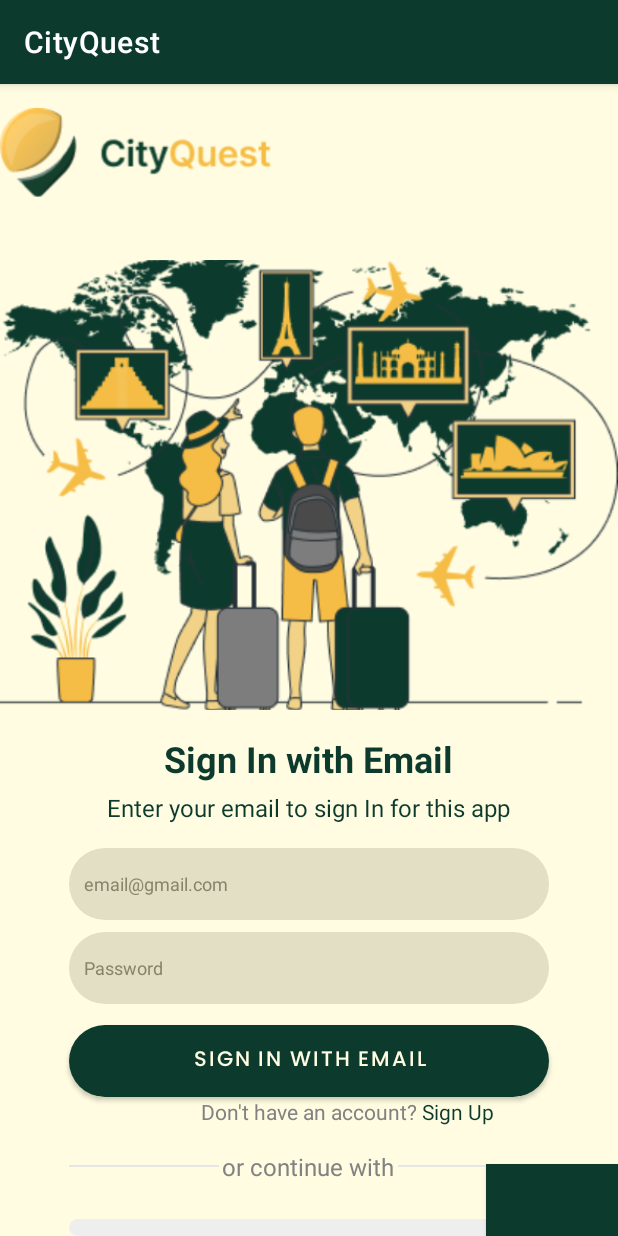
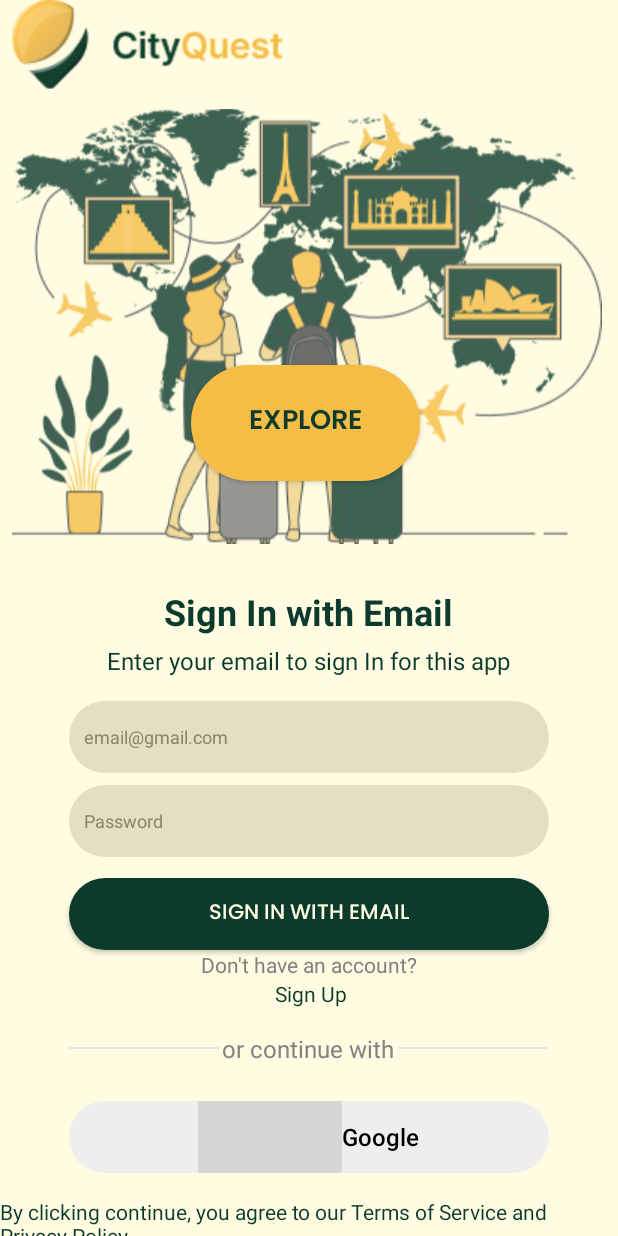
Before and after one commit to ABDULMAJEED7778/CityQuest, an Android app: the screen it shows after launch (SignInActivity), on a phone screen of 412 x 824 dp. Run offline under Robolectric (Android 15) with nearby library versions, the phone set to English and light mode, and no system bars; our stand-ins replace Firebase (no records; nobody signed in at launch, a user with empty details on screens opened directly); grey boxes are pictures that could not be loaded.

Commit message:
fixing signin layout

```diff
--- a/app/src/main/AndroidManifest.xml
+++ b/app/src/main/AndroidManifest.xml
@@ -41,13 +41,15 @@
             android:exported="false" />
         <activity
             android:name=".DestinationActivity"
-            android:exported="false" />
+            android:exported="false"
+            android:theme="@style/Theme.AppCompat.NoActionBar"/>
         <activity
             android:name=".SignUpActivity"
             android:exported="false" />
         <activity
             android:name=".SignInActivity"
-            android:exported="true">
+            android:exported="true"
+            android:theme="@style/Theme.AppCompat.NoActionBar">
             <intent-filter>
                 <action android:name="android.intent.action.MAIN" />
 
--- a/app/src/main/java/com/example/cityquest/DestinationActivity.java
+++ b/app/src/main/java/com/example/cityquest/DestinationActivity.java
@@ -60,7 +60,7 @@ public class DestinationActivity extends AppCompatActivity {
 
         searchET = findViewById(R.id.search_input);
         searchET.setContentDescription("Search for a city or place");
-        skipBtn = findViewById(R.id.skipBtn_dest);
+//        skipBtn = findViewById(R.id.skipBtn_dest);
         mapBtn = findViewById(R.id.mapBtn_dest);
         backBtn = findViewById(R.id.backBtn_dest);
         logOutBtn = findViewById(R.id.logoutBtn_dest);
@@ -70,11 +70,11 @@ public class DestinationActivity extends AppCompatActivity {
 
 
         // Set up buttons' onClick listeners
-        skipBtn.setOnClickListener(v -> {
-            Intent intent = new Intent(DestinationActivity.this, DateRangeActivity.class);
-            startActivity(intent);
-            overridePendingTransition(R.anim.slide_in_right, R.anim.slide_out_left);
-        });
+//        skipBtn.setOnClickListener(v -> {
+//            Intent intent = new Intent(DestinationActivity.this, DateRangeActivity.class);
+//            startActivity(intent);
+//            overridePendingTransition(R.anim.slide_in_right, R.anim.slide_out_left);
+//        });
         mapBtn.setOnClickListener(v -> {
             Intent intent = new Intent(DestinationActivity.this, MapActivity.class);
             startActivity(intent);
--- a/app/src/main/java/com/example/cityquest/MapActivity.java
+++ b/app/src/main/java/com/example/cityquest/MapActivity.java
@@ -7,7 +7,7 @@ import androidx.appcompat.app.AppCompatActivity;
 
 //import com.ola.mapsdk.model.OlaLatLng;
 //import com.ola.mapsdk.model.OlaMarkerOptions;
-//import com.ola.mapsdk.view.OlaMap;
+import com.ola.maps.mapslibrary.viewmodels.OlaMapViewModel;
 //import com.ola.mapsdk.view.OlaMapView;
 //
 //import com.ola.mapsdk.interfaces.OlaMapCallback;
@@ -15,7 +15,7 @@ import androidx.appcompat.app.AppCompatActivity;
 
 public class MapActivity extends AppCompatActivity {
 
-//    OlaMapView mapView;
+    OlaMapViewModel mapView;
 //    OlaMarkerOptions markerOptions;
 
     @Override
@@ -23,30 +23,30 @@ public class MapActivity extends AppCompatActivity {
         super.onCreate(savedInstanceState);
         setContentView(R.layout.activity_map);
 
-        // Initialize the map view
-//        mapView = findViewById(R.id.mapView);
-//
-//
-//        // Set up the map using the API key and callback
-//        mapView.getMap(String.valueOf(R.string.api_key), new OlaMapCallback() {
-//                @Override
-//                public void onMapReady(OlaMap olaMap) {
-//                    // Map is ready to use
-//                }
-//
-//                @Override
-//                public void onMapError(String error) {
-//                    // Handle map error
-//                }
-//            },new MapControlSettings.Builder()
-//                .setCompassEnabled(true)       // Enable compass
-//                .setDoubleTapGesturesEnabled(true) // Enable double tap gestures
-//                .setRotateGesturesEnabled(true) // Enable rotate gestures
-//                .setScrollGesturesEnabled(true) // Enable scroll gestures
-//                .setTiltGesturesEnabled(true)   // Enable tilt gestures
-//                .setZoomGesturesEnabled(true)   // Enable zoom gestures
-//                .build()
-//        );
+//         Initialize the map view
+        mapView = findViewById(R.id.mapView);
+
+
+        // Set up the map using the API key and callback
+        mapView.getMap(String.valueOf(R.string.api_key), new OlaMapCallback() {
+                @Override
+                public void onMapReady(OlaMap olaMap) {
+                    // Map is ready to use
+                }
+
+                @Override
+                public void onMapError(String error) {
+                    // Handle map error
+                }
+            },new MapControlSettings.Builder()
+                .setCompassEnabled(true)       // Enable compass
+                .setDoubleTapGesturesEnabled(true) // Enable double tap gestures
+                .setRotateGesturesEnabled(true) // Enable rotate gestures
+                .setScrollGesturesEnabled(true) // Enable scroll gestures
+                .setTiltGesturesEnabled(true)   // Enable tilt gestures
+                .setZoomGesturesEnabled(true)   // Enable zoom gestures
+                .build()
+        );
 //         markerOptions = new OlaMarkerOptions.Builder()
 //                 .setMarkerId("marker1")
 //                .setPosition(new OlaLatLng(18.52145653681468, 73.93178277572254,18.52145653681468))
--- a/app/src/main/java/com/example/cityquest/SignInActivity.java
+++ b/app/src/main/java/com/example/cityquest/SignInActivity.java
@@ -1,14 +1,11 @@
 package com.example.cityquest;
 
-import android.app.ProgressDialog;
 import android.content.Intent;
-import android.graphics.Paint;
 import android.os.Bundle;
 import android.text.TextUtils;
 import android.view.View;
 import android.widget.Button;
 import android.widget.EditText;
-import android.widget.ProgressBar;
 import android.widget.TextView;
 import android.widget.Toast;
 
@@ -26,11 +23,11 @@ import com.google.android.gms.tasks.Task;
 import com.google.firebase.auth.AuthResult;
 import com.google.firebase.auth.FirebaseAuth;
 import com.google.firebase.auth.FirebaseUser;
-import com.google.firebase.firestore.FirebaseFirestore;
 
 public class SignInActivity extends AppCompatActivity {
 
-    Button skipBtn;
+    //change from skipBtn to exploreBtn
+    Button exploreBtn;
     TextView signupTv;
     EditText emailET, passwordET;
     Button signInBtn;
@@ -58,11 +55,11 @@ public class SignInActivity extends AppCompatActivity {
 
 
 
-        skipBtn = findViewById(R.id.skipBtn_signup);
+        exploreBtn = findViewById(R.id.explore_around_btn);
 
         signupTv = findViewById(R.id.signUpTXT);
 
-        skipBtn.setOnClickListener(new View.OnClickListener() {
+        exploreBtn.setOnClickListener(new View.OnClickListener() {
 
 
             @Override
--- /dev/null
+++ b/app/src/main/java/com/example/cityquest/exploreAroundActivity.java
@@ -0,0 +1,4 @@
+package com.example.cityquest;
+
+public class exploreAroundActivity {
+}
--- a/app/src/main/res/layout/activity_map.xml
+++ b/app/src/main/res/layout/activity_map.xml
@@ -9,10 +9,11 @@
 
 
 
-<!--    <com.ola.mapsdk.view.OlaMapView-->
-<!--        android:id="@+id/mapView"-->
-<!--        android:layout_width="match_parent"-->
-<!--        android:layout_height="match_parent"/>-->
+    <com.ola.mapsdk.view.OlaMapView
+        android:id="@+id/mapView"
+        android:layout_width="match_parent"
+        android:layout_height="match_parent"
+        />
 
 
 </RelativeLayout>
--- a/app/src/main/res/layout/activity_sign_in.xml
+++ b/app/src/main/res/layout/activity_sign_in.xml
@@ -1,12 +1,14 @@
 <?xml version="1.0" encoding="utf-8"?>
-<RelativeLayout xmlns:android="http://schemas.android.com/apk/res/android"
+<LinearLayout xmlns:android="http://schemas.android.com/apk/res/android"
     xmlns:app="http://schemas.android.com/apk/res-auto"
     xmlns:tools="http://schemas.android.com/tools"
+    android:id="@+id/main"
     android:layout_width="match_parent"
     android:layout_height="match_parent"
-    android:id="@+id/main"
+    android:background="@color/background_color"
+    android:foregroundTint="#D58585"
+    android:orientation="vertical"
     android:padding="16dp"
-    android:background="@color/background_color"
     tools:context=".SignInActivity">
 
 
@@ -14,96 +16,124 @@
         android:id="@+id/App_logo_SignUp"
         android:layout_width="181dp"
         android:layout_height="59dp"
-        android:src="@drawable/applogo"
-        android:layout_marginTop="16dp"
-        android:scaleType="centerCrop" />
+        android:layout_marginLeft="8dp"
+        android:scaleType="centerCrop"
+        android:src="@drawable/applogo" />
+
+
+    <RelativeLayout
+        android:id="@+id/explore_around_layout"
+        android:layout_width="wrap_content"
+        android:layout_height="wrap_content"
+        android:layout_below="@id/App_logo_SignUp"
+        android:layout_alignParentLeft="false"
+        android:layout_alignParentBottom="false"
+        android:padding="8dp">
 
         <ImageView
-        android:layout_below="@id/App_logo_SignUp"
             android:id="@+id/background"
-        android:layout_marginTop="42dp"
-        android:layout_width="match_parent"
+            android:layout_width="wrap_content"
             android:layout_height="300dp"
+            android:alpha="0.8"
             android:contentDescription="TODO"
-        android:src="@drawable/background_signup"
-        android:scaleType="centerCrop" />
+            android:scaleType="fitCenter"
+            android:src="@drawable/background_signup" />
+
+        <Button
+            android:id="@+id/explore_around_btn"
+            android:layout_width="123dp"
+            android:layout_height="77dp"
+            android:layout_alignStart="@+id/background"
+            android:layout_alignEnd="@+id/background"
+            android:layout_alignRight="@id/background"
+            android:layout_alignParentTop="true"
+            android:layout_alignParentBottom="false"
+            android:layout_marginStart="119dp"
+            android:layout_marginTop="176dp"
+            android:layout_marginEnd="121dp"
+            android:layout_marginRight="121dp"
+            android:background="@drawable/gray_rounded_corner_btn"
+            android:backgroundTint="@color/secondary_color"
+            android:clickable="true"
+            android:fontFamily="@font/poppins_semibold"
+            android:text="Explore"
+            android:textAlignment="center"
+            android:textAllCaps="true"
+            android:textColor="@color/primary_color"
+            android:textSize="18sp"
+            android:textStyle="bold" />
+    </RelativeLayout>
 
 
-
+    <LinearLayout
+        android:id="@+id/signin_layout"
+        android:layout_width="match_parent"
+        android:layout_height="wrap_content"
+        android:layout_below="@id/explore_around_layout"
+        android:layout_centerInParent="false"
+        android:layout_centerHorizontal="false"
+        android:layout_centerVertical="false"
+        android:gravity="center_horizontal"
+        android:orientation="vertical">
 
         <TextView
             android:id="@+id/SignInTxt"
-        android:layout_below="@id/background"
             android:layout_width="wrap_content"
             android:layout_height="wrap_content"
+            android:layout_marginTop="16dp"
             android:text="Sign In with Email"
-        android:layout_centerHorizontal="true"
-        android:layout_marginTop="16dp"
+            android:textColor="@color/primary_color"
             android:textSize="24sp"
             android:textStyle="bold"
-        android:textColor="@color/primary_color"
 
             />
 
+        <TextView
+            android:id="@+id/enterEmailTxt"
+            android:layout_width="wrap_content"
+            android:layout_height="wrap_content"
+            android:layout_marginTop="5dp"
+            android:text="Enter your email to sign In for this app"
+            android:textColor="@color/primary_color"
 
 
-    <TextView
-        android:id="@+id/enterEmailTxt"
-        android:layout_below="@id/SignInTxt"
-        android:layout_width="wrap_content"
-        android:layout_height="wrap_content"
-        android:text="Enter your email to sign In for this app"
-        android:layout_centerHorizontal="true"
-        android:layout_marginTop="5dp"
-        android:textSize="16sp"
+            android:textSize="16sp" />
 
-
-        android:textColor="@color/primary_color" />
-
-    <!-- Email Input -->
         <EditText
             android:id="@+id/emailInput_SignIn"
             android:layout_width="320dp"
             android:layout_height="48dp"
-        android:layout_centerHorizontal="true"
 
+            android:layout_marginTop="16dp"
+            android:background="@drawable/rounded_corner_et"
             android:hint="email@gmail.com"
-        android:background="@drawable/rounded_corner_et"
-        android:layout_marginTop="16dp"
+            android:inputType="textEmailAddress"
+            android:padding="10dp"
             android:textColorHint="@color/hintTextColor"
-        android:padding="10dp"
-        android:textSize="12sp"
-        android:layout_below="@id/enterEmailTxt"
-        android:inputType="textEmailAddress" />
+            android:textSize="12sp" />
 
         <EditText
             android:id="@+id/passwordInput_SignIn"
             android:layout_width="320dp"
             android:layout_height="48dp"
-        android:layout_centerHorizontal="true"
 
+            android:layout_marginTop="8dp"
+            android:background="@drawable/rounded_corner_et"
             android:hint="Password"
-        android:background="@drawable/rounded_corner_et"
-        android:layout_marginTop="8dp"
+            android:inputType="textEmailAddress"
+            android:padding="10dp"
             android:textColorHint="@color/hintTextColor"
-        android:padding="10dp"
-        android:textSize="12sp"
-        android:layout_below="@id/emailInput_SignIn"
-        android:inputType="textEmailAddress" />
+            android:textSize="12sp" />
 
-
-    <!-- Sign Up Button -->
         <Button
             android:id="@+id/signInButton"
             android:layout_width="320dp"
             android:layout_height="48dp"
 
             android:layout_marginTop="14dp"
-        android:layout_centerHorizontal="true"
+            android:background="@drawable/rounded_corner_btn"
+            android:fontFamily="@font/poppins_medium"
             android:text="Sign In with email"
-        android:fontFamily="@font/poppins_medium"
-        android:background="@drawable/rounded_corner_btn"
-        android:layout_below="@id/passwordInput_SignIn"
             android:textColor="@color/background_color" />
 
         <TextView
@@ -111,125 +141,113 @@
             android:layout_width="wrap_content"
             android:layout_height="wrap_content"
             android:text="Don't have an account?"
-        android:textColor="@color/gray"
-        android:layout_below="@id/signInButton"
-        android:layout_centerHorizontal="true"/>
+            android:textColor="@color/gray" />
 
         <TextView
             android:id="@+id/signUpTXT"
             android:layout_width="wrap_content"
             android:layout_height="wrap_content"
-        android:layout_toRightOf="@id/DonthaveAccountTXT"
             android:text=" Sign Up"
-        android:textColor="@color/primary_color"
-        android:layout_below="@id/signInButton"
-        android:layout_centerHorizontal="true"/>
-
-
+            android:textColor="@color/primary_color" />
 
         <LinearLayout
             android:id="@+id/continue_ll"
             android:layout_width="match_parent"
             android:layout_height="wrap_content"
-        android:layout_below="@id/DonthaveAccountTXT"
-        android:gravity="center_horizontal"
             android:layout_marginTop="16dp"
-        >
-
+            android:gravity="center_horizontal">
 
 
             <View
                 android:id="@+id/separatorLine1"
                 android:layout_width="100dp"
                 android:layout_height="1dp"
-            android:background="@color/light_gray"
+                android:layout_gravity="center_vertical"
                 android:layout_marginRight="2dp"
-            android:layout_gravity="center_vertical"/>
+                android:background="@color/light_gray" />
 
             <TextView
                 android:id="@+id/textContinueWith"
-            android:layout_below="@id/signInButton"
                 android:layout_width="115dp"
                 android:layout_height="wrap_content"
+                android:layout_below="@id/signInButton"
+                android:layout_gravity="center_vertical"
                 android:text="or continue with"
-            android:textSize="16sp"
                 android:textColor="@color/gray"
-            android:layout_gravity="center_vertical"
-            />
+                android:textSize="16sp" />
 
             <View
 
                 android:id="@+id/separatorLine2"
                 android:layout_width="100dp"
                 android:layout_height="1dp"
+                android:layout_gravity="center_vertical"
                 android:layout_marginLeft="2dp"
-            android:background="@color/light_gray"
-            android:layout_gravity="center_vertical"/>
+                android:background="@color/light_gray" />
         </LinearLayout>
 
-
-    <!-- Google Sign-in Button -->
-
-
         <LinearLayout
-        android:layout_below="@+id/continue_ll"
             android:id="@+id/buttonGoogleSignIn"
             android:layout_width="320dp"
             android:layout_height="48dp"
             android:layout_marginTop="24dp"
             android:background="@drawable/gray_rounded_corner_btn"
-        android:padding="10dp"
-        android:layout_centerInParent="true"
+            android:clickable="true"
             android:gravity="center"
-        android:orientation="horizontal"
-        android:clickable="true">
+            android:orientation="vertical">
+
+            <!-- Add padding between the icon and text -->
+
+            <LinearLayout
+                android:layout_width="match_parent"
+                android:layout_height="match_parent"
+                android:gravity="center"
+                android:orientation="horizontal">
 
                 <ImageView
                     android:id="@+id/imageViewGoogleLogo"
                     android:layout_width="wrap_content"
                     android:layout_height="wrap_content"
-            android:src="@drawable/google_icon"
-            android:paddingEnd="10dp" /> <!-- Add padding between the icon and text -->
+                    android:src="@drawable/google_icon" />
 
                 <TextView
                     android:id="@+id/textViewGoogle"
                     android:layout_width="wrap_content"
                     android:layout_height="wrap_content"
+                    android:fontFamily="sans-serif-medium"
+                    android:gravity="center"
                     android:text="Google"
-            android:textSize="16sp"
                     android:textColor="#000"
-            android:fontFamily="sans-serif-medium"
-            android:gravity="center" />
+                    android:textSize="16sp" />
+            </LinearLayout>
 
         </LinearLayout>
 
+        <TextView
+            android:id="@+id/textTermsAndPrivacy"
+            android:layout_width="wrap_content"
+            android:layout_height="wrap_content"
+            android:layout_marginTop="16dp"
+            android:text="By clicking continue, you agree to our Terms of Service and Privacy Policy"
+            android:textColor="@color/primary_color"
+            android:textSize="14sp" />
+
+    </LinearLayout>
+
+
+    <!-- Email Input -->
+
+
+    <!-- Sign Up Button -->
+
+
+    <!-- Google Sign-in Button -->
 
 
     <!-- Separator Line -->
 
 
     <!-- Terms of Service and Privacy Policy Text -->
-    <TextView
-        android:id="@+id/textTermsAndPrivacy"
-        android:layout_width="wrap_content"
-        android:layout_height="wrap_content"
-        android:layout_below="@id/buttonGoogleSignIn"
-        android:layout_centerHorizontal="true"
-        android:layout_marginTop="16dp"
-        android:text="By clicking continue, you agree to our Terms of Service and Privacy Policy"
-        android:textSize="14sp"
-        android:textColor="@color/primary_color"
-        />
-
-    <Button
-        android:id="@+id/skipBtn_signup"
-        android:layout_width="wrap_content"
-        android:layout_height="wrap_content"
-        android:text="skip"
-        android:layout_alignParentBottom="true"
-        android:layout_alignParentEnd="true"
-        android:background="@color/secondary_color"/>
 
 
-
-</RelativeLayout>
+</LinearLayout>
```
Also changed, not shown: app/build.gradle.kts (+9 -2 lines), 1 other file. Lines whose indentation alone changed are shown as unchanged.
